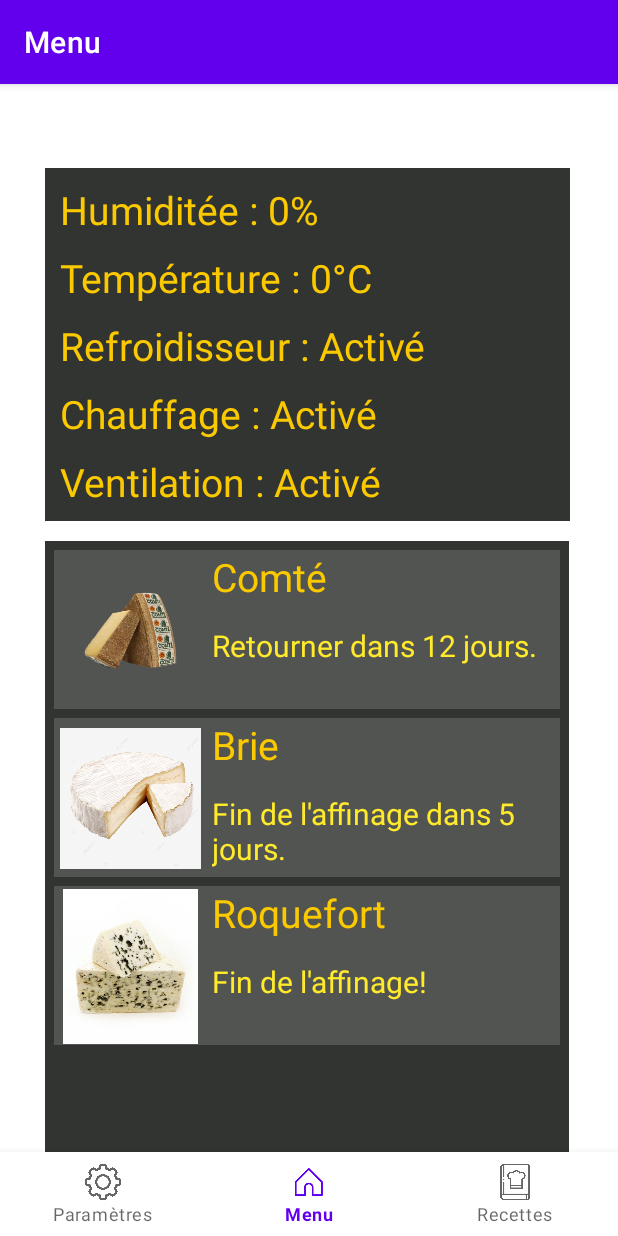
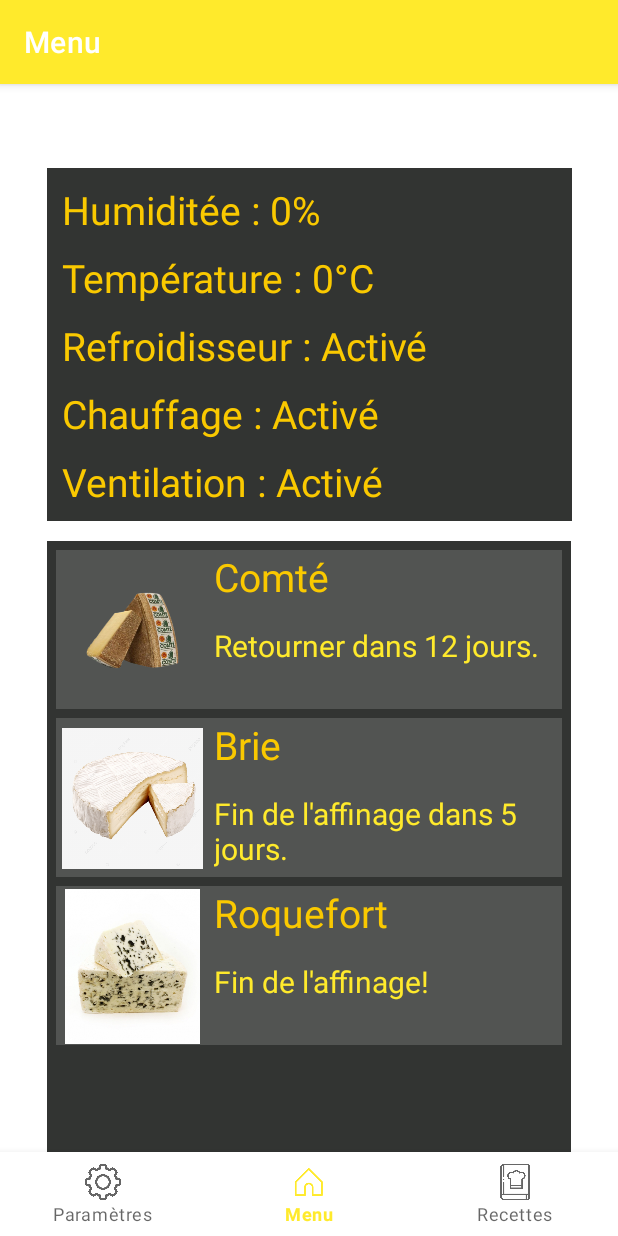
Before and after one commit to UneGrandChevr/fromage, an Android app: the screen it shows after launch (MainActivity), on a phone screen of 412 x 824 dp. Run offline under Robolectric (Android 15) with nearby library versions, the phone set to English and light mode, and no system bars; our stand-ins replace navigation-ui.

Commit message:
Changement du thème de couleurs

```diff
--- /dev/null
+++ b/app/src/main/res/color/nav_item_colors.xml
@@ -0,0 +1,7 @@
+<?xml version="1.0" encoding="utf-8"?>
+<selector xmlns:android="http://schemas.android.com/apk/res/android">
+    <!-- Couleur quand l'item est sélectionné -->
+    <item android:color="#FAC900" android:state_checked="true" />
+    <!-- Couleur par défaut (non sélectionné) -->
+    <item android:color="#888888" />
+</selector>
--- a/app/src/main/res/layout/activity_main.xml
+++ b/app/src/main/res/layout/activity_main.xml
@@ -27,6 +27,8 @@
         app:layout_constraintLeft_toLeftOf="parent"
         app:layout_constraintRight_toRightOf="parent"
         app:layout_constraintTop_toTopOf="parent"
+        app:itemIconTint="@color/nav_item_colors"
+        app:itemTextColor="@color/nav_item_colors"
         app:navGraph="@navigation/mobile_navigation" />
 
 </androidx.constraintlayout.widget.ConstraintLayout>
--- a/app/src/main/res/layout/fragment_home.xml
+++ b/app/src/main/res/layout/fragment_home.xml
@@ -10,10 +10,11 @@
         android:id="@+id/frameLayout"
         android:layout_width="350dp"
         android:layout_height="235dp"
-        android:layout_marginStart="30dp"
         android:background="#323432"
         app:layout_constraintStart_toStartOf="parent"
-        app:layout_constraintTop_toTopOf="parent">
+        app:layout_constraintEnd_toEndOf="parent"
+        app:layout_constraintTop_toTopOf="parent"
+        android:layout_marginHorizontal="16dp">
 
         <LinearLayout
             android:layout_width="match_parent"
@@ -75,11 +76,12 @@
     <FrameLayout
         android:layout_width="349dp"
         android:layout_height="467dp"
-        android:layout_marginStart="30dp"
-        android:layout_marginTop="13dp"
         android:background="#323432"
         app:layout_constraintStart_toStartOf="parent"
-        app:layout_constraintTop_toBottomOf="@+id/frameLayout">
+        app:layout_constraintEnd_toEndOf="parent"
+        app:layout_constraintTop_toBottomOf="@id/frameLayout"
+        android:layout_marginHorizontal="16dp"
+        android:layout_marginTop="13dp">
 
         <LinearLayout
             android:layout_width="match_parent"
--- a/app/src/main/res/menu/bottom_nav_menu.xml
+++ b/app/src/main/res/menu/bottom_nav_menu.xml
@@ -6,6 +6,7 @@
     <item
         android:id="@+id/navigation_dashboard"
         android:icon="@drawable/param_icon"
+
         android:title="@string/title_dashboard" />
 
     <item
--- a/app/src/main/res/values-night/themes.xml
+++ b/app/src/main/res/values-night/themes.xml
@@ -2,8 +2,8 @@
     <!-- Base application theme. -->
     <style name="Theme.Fromage" parent="Theme.MaterialComponents.DayNight.DarkActionBar">
         <!-- Primary brand color. -->
-        <item name="colorPrimary">@color/purple_200</item>
-        <item name="colorPrimaryVariant">@color/purple_700</item>
+        <item name="colorPrimary">@color/yellow_white</item>
+        <item name="colorPrimaryVariant">@color/yellow_dark</item>
         <item name="colorOnPrimary">@color/black</item>
         <!-- Secondary brand color. -->
         <item name="colorSecondary">@color/teal_200</item>
--- a/app/src/main/res/values/colors.xml
+++ b/app/src/main/res/values/colors.xml
@@ -7,4 +7,6 @@
     <color name="teal_700">#FF018786</color>
     <color name="black">#FF000000</color>
     <color name="white">#FFFFFFFF</color>
+    <color name="yellow_dark">#FAC900</color>
+    <color name="yellow_white">#FFEA2C</color>
 </resources>
--- a/app/src/main/res/values/themes.xml
+++ b/app/src/main/res/values/themes.xml
@@ -2,8 +2,8 @@
     <!-- Base application theme. -->
     <style name="Theme.Fromage" parent="Theme.MaterialComponents.DayNight.DarkActionBar">
         <!-- Primary brand color. -->
-        <item name="colorPrimary">@color/purple_500</item>
-        <item name="colorPrimaryVariant">@color/purple_700</item>
+        <item name="colorPrimary">@color/yellow_white</item>
+        <item name="colorPrimaryVariant">@color/yellow_dark</item>
         <item name="colorOnPrimary">@color/white</item>
         <!-- Secondary brand color. -->
         <item name="colorSecondary">@color/teal_200</item>
```
